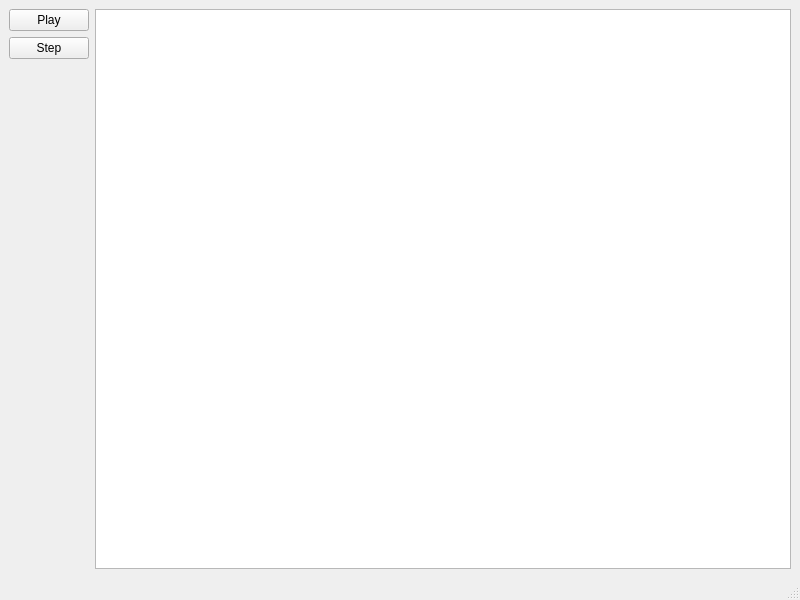
The window that ui/mainwindow.ui (OUDON/emtumble) describes before a commit, drawn with Qt 5.
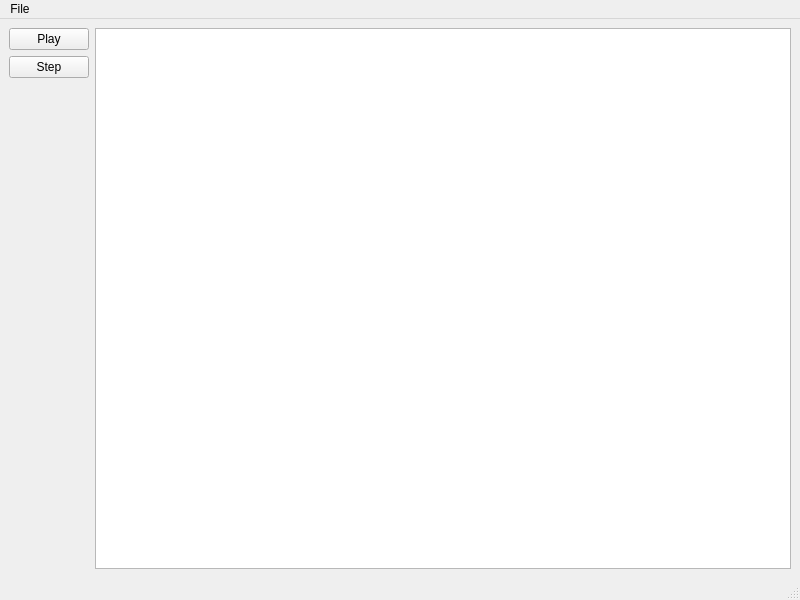
The same window after the commit.

Commit message: Implemented open file dialog

The edit to the form file:
```diff
--- a/ui/mainwindow.ui
+++ b/ui/mainwindow.ui
@@ -60,6 +60,13 @@
      <height>22</height>
     </rect>
    </property>
+   <widget class="QMenu" name="menu">
+    <property name="title">
+     <string>File</string>
+    </property>
+    <addaction name="action_open"/>
+   </widget>
+   <addaction name="menu"/>
   </widget>
   <widget class="QStatusBar" name="statusbar"/>
  </widget>
```
Left out of the diff: 8 changed lines with no effect on the pictures. The commit also changes 3 other files.
